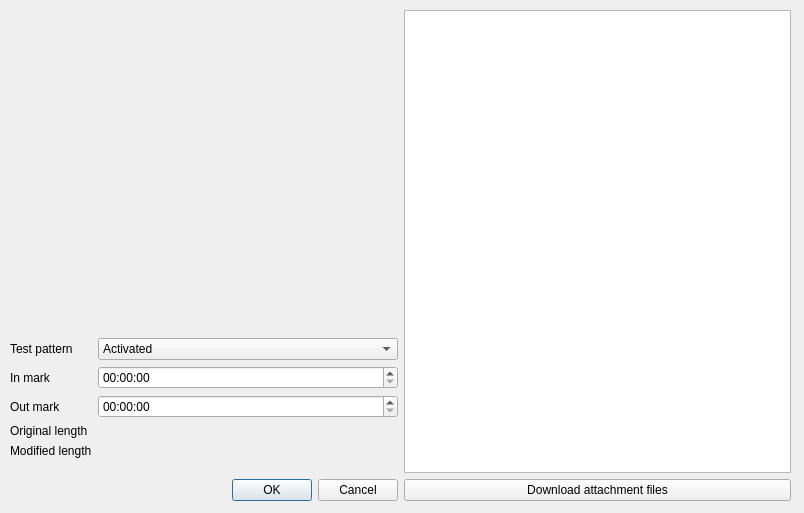
Old version of the form src/advancedsettingswindow.ui in the repository cinemaouvert/OPP.
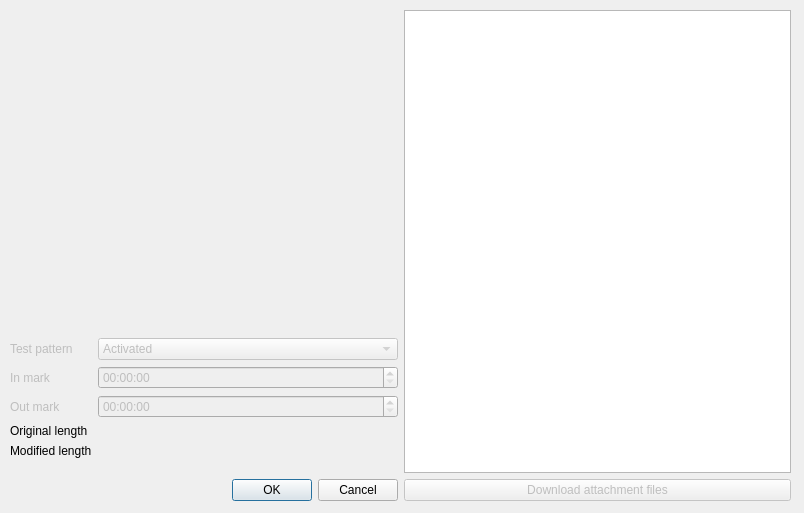
New version of the form. Icons and pictures are not drawn.

The edit to the form file:
```diff
--- a/src/advancedsettingswindow.ui
+++ b/src/advancedsettingswindow.ui
@@ -49,6 +49,9 @@
         </property>
         <item row="0" column="0">
          <widget class="QLabel" name="label_testPattern">
+          <property name="enabled">
+           <bool>false</bool>
+          </property>
           <property name="text">
            <string>Test pattern</string>
           </property>
@@ -56,6 +59,9 @@
         </item>
         <item row="0" column="1">
          <widget class="QComboBox" name="comboBox_testPattern">
+          <property name="enabled">
+           <bool>false</bool>
+          </property>
           <item>
            <property name="text">
             <string>Activated</string>
@@ -70,6 +76,9 @@
         </item>
         <item row="1" column="0">
          <widget class="QLabel" name="label_inMark">
+          <property name="enabled">
+           <bool>false</bool>
+          </property>
           <property name="text">
            <string>In mark</string>
           </property>
@@ -77,6 +86,9 @@
         </item>
         <item row="1" column="1">
          <widget class="QTimeEdit" name="timeEdit_inMark">
+          <property name="enabled">
+           <bool>false</bool>
+          </property>
           <property name="displayFormat">
            <string>HH:mm:ss</string>
           </property>
@@ -84,6 +96,9 @@
         </item>
         <item row="2" column="0">
          <widget class="QLabel" name="label_outMark">
+          <property name="enabled">
+           <bool>false</bool>
+          </property>
           <property name="text">
            <string>Out mark</string>
           </property>
@@ -91,6 +106,9 @@
         </item>
         <item row="2" column="1">
          <widget class="QTimeEdit" name="timeEdit_outMark">
+          <property name="enabled">
+           <bool>false</bool>
+          </property>
           <property name="displayFormat">
            <string>HH:mm:ss</string>
           </property>
@@ -166,6 +184,9 @@
       </item>
       <item>
        <widget class="QPushButton" name="pushButton_attachment">
+        <property name="enabled">
+         <bool>false</bool>
+        </property>
         <property name="text">
          <string>Download attachment files</string>
         </property>
```
